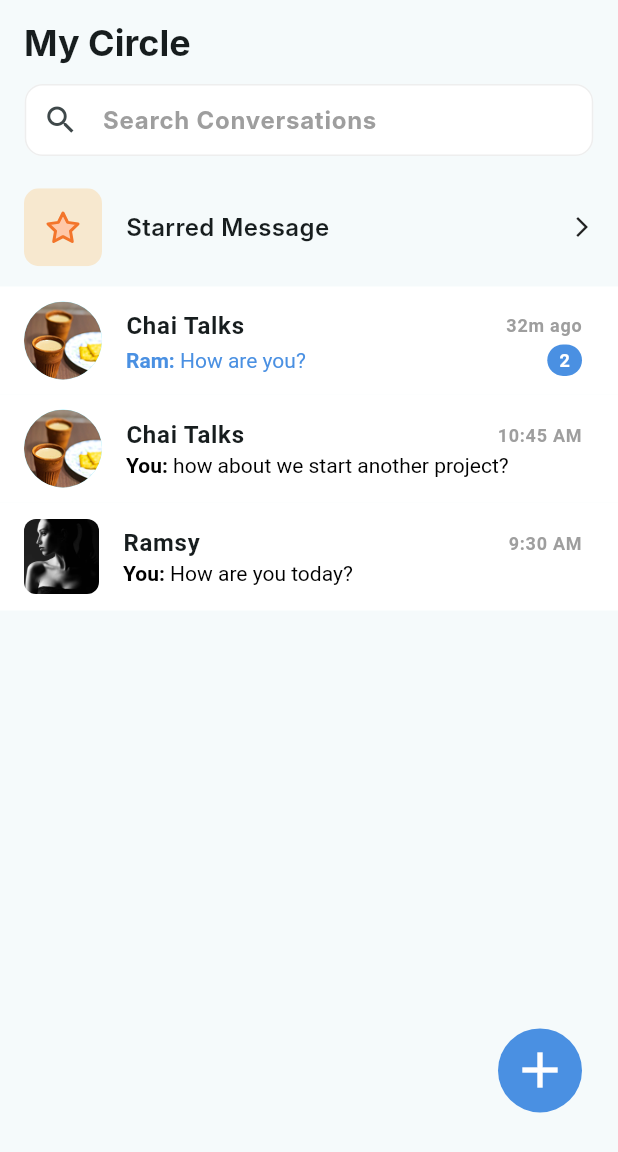
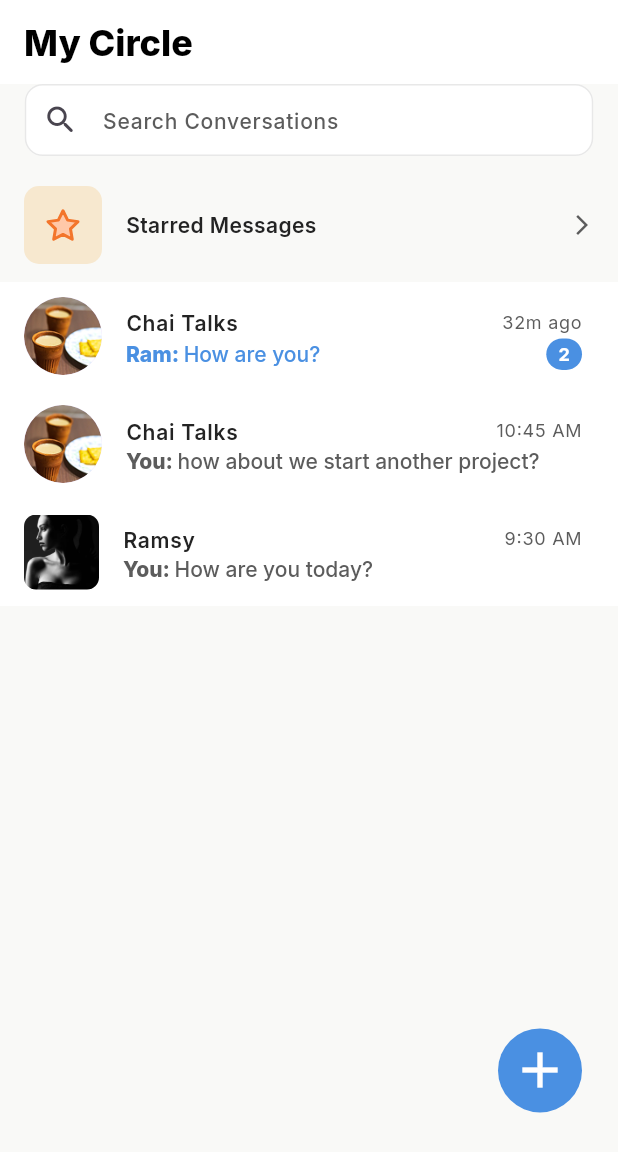
Before and after one commit to senioradventure/app-demo, a Flutter app: the screen it shows after launch, on a phone screen of 412 x 824 dp. Shown: the top 1152 px of the screen. Run offline on Flutter 3.47's test engine with Material 3 defaults, Android fonts, the phone set to English and light mode, and no system bars; our stand-ins replace dio, flutter_svg, google_fonts.

Commit message:
edited color, text formats

```diff
--- a/lib/features/my_circle/page/my_circle_page.dart
+++ b/lib/features/my_circle/presentation/page/my_circle_page.dart
@@ -1,26 +1,29 @@
 import 'package:flutter/material.dart';
-import 'package:senior_circle/features/my_circle/widgets/add_chat_widget.dart';
-import 'package:senior_circle/features/my_circle/widgets/chat_list_widget.dart';
-import 'package:senior_circle/features/my_circle/widgets/search_bar_widget.dart';
-import 'package:senior_circle/features/my_circle/widgets/starred_message_widget.dart';
+import 'package:senior_circle/features/my_circle/presentation/widgets/add_chat_widget.dart';
+import 'package:senior_circle/features/my_circle/presentation/widgets/chat_list_widget.dart';
+import 'package:senior_circle/features/my_circle/presentation/widgets/search_bar_widget.dart';
+import 'package:senior_circle/features/my_circle/presentation/widgets/starred_message_widget.dart';
+import 'package:senior_circle/theme/colors/app_colors.dart';
+import 'package:senior_circle/theme/texttheme/text_theme.dart';
 
-class MyCirclePage extends StatelessWidget {
+class MyCirclePage extends StatefulWidget {
   const MyCirclePage({super.key});
 
   @override
+  State<MyCirclePage> createState() => _MyCirclePageState();
+}
+
+class _MyCirclePageState extends State<MyCirclePage> {
+  @override
   Widget build(BuildContext context) {
     return Scaffold(
-
       appBar: AppBar(
         title: Text(
           'My Circle',
           textAlign: TextAlign.left,
-          style: TextStyle(
-            fontSize: 24,
-            fontWeight: FontWeight.w700,
-            fontFamily: 'Inter',
-          ),
+          style: AppTextTheme.lightTextTheme.headlineLarge,
         ),
+        iconTheme: IconThemeData(color: AppColors.iconColor),
       ),
       body: Column(
         children: [
--- /dev/null
+++ b/lib/features/my_circle/presentation/widgets/add_chat_widget.dart
@@ -0,0 +1,25 @@
+import 'package:flutter/material.dart';
+import 'package:senior_circle/theme/colors/app_colors.dart';
+
+class AddChatWidget extends StatelessWidget {
+  const AddChatWidget({super.key});
+
+  @override
+  Widget build(BuildContext context) {
+    return Align(
+      alignment: Alignment.bottomRight,
+      child: Padding(
+        padding: EdgeInsets.only(bottom: MediaQuery.of(context).size.height *0.1, right: 24.0),
+        child: FloatingActionButton(
+          onPressed: () {
+            // Handle add chat action
+          },
+          shape: const CircleBorder(),
+          backgroundColor: AppColors.buttonBlue,
+          elevation: 0,
+          child: const Icon(Icons.add, color: AppColors.white, size: 40,),
+        ),
+      ),
+    );
+  }
+}
--- a/lib/features/my_circle/widgets/chat_list_widget.dart
+++ b/lib/features/my_circle/presentation/widgets/chat_list_widget.dart
@@ -1,4 +1,6 @@
 import 'package:flutter/material.dart';
+import 'package:senior_circle/theme/colors/app_colors.dart';
+import 'package:senior_circle/theme/texttheme/text_theme.dart';
 
 class Chat {
   final String name;
@@ -31,7 +33,7 @@ class ChatListWidget extends StatelessWidget {
       itemBuilder: (context, index) {
         final chat = chats[index];
         return ListTile(
-          tileColor: Colors.white,
+          tileColor: AppColors.white,
           leading: chat.isGroup
               ? CircleAvatar(
                   backgroundImage: AssetImage(chat.imageUrl),
@@ -52,17 +54,15 @@ class ChatListWidget extends StatelessWidget {
               Expanded(
                 child: Text(
                   chat.name,
-                  style: TextStyle(fontWeight: FontWeight.bold),
+                  style: AppTextTheme.lightTextTheme.titleMedium,
                   overflow: TextOverflow.ellipsis,
                 ),
               ),
               Text(
                 chat.time,
-                style: TextStyle(
-                  fontSize: 12,
-                  color: Colors.grey,
-                  fontWeight: FontWeight.w700,
-                ),
+                style: AppTextTheme.lightTextTheme.labelSmall?.copyWith(
+                  color: AppColors.textGray,
+                )
               ),
             ],
           ),
@@ -73,23 +73,27 @@ class ChatListWidget extends StatelessWidget {
                   builder: (context) {
                     final parts = chat.lastMessage.split(': ');
                     final sender = parts.length > 1 ? parts[0] : '';
-                    final message = parts.length > 1 ? parts[1] : chat.lastMessage;
-                    final isMe = sender.toLowerCase() == 'you' || sender.toLowerCase() == 'me';
+                    final message = parts.length > 1
+                        ? parts[1]
+                        : chat.lastMessage;
+                    final isMe = sender.toLowerCase() == 'you';
                     return RichText(
                       text: TextSpan(
                         children: [
                           if (sender.isNotEmpty)
                             TextSpan(
                               text: '$sender: ',
-                              style: TextStyle(
-                                fontWeight: FontWeight.bold,
-                                color: isMe ?  Colors.black : Color(0xFF4A90E2),
+                              style: AppTextTheme.lightTextTheme.labelMedium?.copyWith(
+                                fontWeight: FontWeight.w800,
+                                color: isMe ? AppColors.textGray : AppColors.buttonBlue,
                               ),
                             ),
                           TextSpan(
                             text: message,
-                            style: TextStyle(
-                              color: chat.unreadCount > 0 ? Color(0xFF4A90E2) : Colors.black,
+                            style: AppTextTheme.lightTextTheme.labelMedium?.copyWith(
+                              color: chat.unreadCount > 0
+                                  ? AppColors.buttonBlue
+                                  : AppColors.textGray,
                             ),
                           ),
                         ],
@@ -105,14 +109,13 @@ class ChatListWidget extends StatelessWidget {
                 Container(
                   padding: EdgeInsets.symmetric(horizontal: 8, vertical: 2),
                   decoration: BoxDecoration(
-                    color: Color(0xFF4A90E2),
+                    color: AppColors.buttonBlue,
                     borderRadius: BorderRadius.circular(12),
                   ),
                   child: Text(
                     chat.unreadCount.toString(),
-                    style: TextStyle(
-                      color: Colors.white,
-                      fontSize: 12,
+                    style: AppTextTheme.lightTextTheme.labelSmall?.copyWith(
+                      color: AppColors.white,
                       fontWeight: FontWeight.bold,
                     ),
                   ),
--- a/lib/features/my_circle/widgets/search_bar_widget.dart
+++ b/lib/features/my_circle/presentation/widgets/search_bar_widget.dart
@@ -1,4 +1,7 @@
 import 'package:flutter/material.dart';
+import 'package:senior_circle/theme/apptheme/app_theme.dart';
+import 'package:senior_circle/theme/colors/app_colors.dart';
+import 'package:senior_circle/theme/texttheme/text_theme.dart';
 
 class SearchBarWidget extends StatelessWidget {
   final ValueChanged<String>? onChanged;
@@ -11,29 +14,25 @@ class SearchBarWidget extends StatelessWidget {
     return Padding(
       padding: const EdgeInsets.symmetric(horizontal: 16, vertical: 0),
       child: TextField(
-
         onChanged: onChanged,
         decoration: InputDecoration(
           constraints: BoxConstraints.tightFor(
             width: MediaQuery.of(context).size.width * 0.92,
           ),
-          hintText: hintText ?? 'Search Conversations', hintStyle: TextStyle(
-            color: Colors.grey,
-            //fontSize: 16,
-            fontFamily: 'Inter',
-            fontWeight: FontWeight.w700,),
-          prefixIcon: const Icon(Icons.search),
+          hintText: hintText ?? 'Search Conversations',
+          hintStyle: AppTextTheme.lightTextTheme.labelMedium,
+          prefixIcon: const Icon(Icons.search_rounded),
           border: OutlineInputBorder(
             borderRadius: BorderRadius.circular(12),
-            borderSide: BorderSide(color: Colors.grey.shade200),
+            borderSide: BorderSide(color: AppColors.searchBorder),
           ),
           enabledBorder: OutlineInputBorder(
             borderRadius: BorderRadius.circular(12),
-            borderSide: BorderSide(color: Colors.grey.shade200),
+            borderSide: BorderSide(color: AppColors.searchBorder),
           ),
           focusedBorder: OutlineInputBorder(
             borderRadius: BorderRadius.circular(12),
-            borderSide: BorderSide(color: Colors.grey.shade200, width: 2),
+            borderSide: BorderSide(color: AppColors.searchBorder, width: 2),
           ),
           filled: true,
           fillColor: Colors.white,
--- a/lib/features/my_circle/widgets/starred_message_widget.dart
+++ b/lib/features/my_circle/presentation/widgets/starred_message_widget.dart
@@ -1,5 +1,7 @@
 import 'package:flutter/material.dart';
 import 'package:flutter_svg/flutter_svg.dart';
+import 'package:senior_circle/theme/colors/app_colors.dart';
+import 'package:senior_circle/theme/texttheme/text_theme.dart';
 
 class StarredMessageWidget extends StatelessWidget {
   const StarredMessageWidget({super.key});
@@ -24,16 +26,12 @@ class StarredMessageWidget extends StatelessWidget {
             Padding(
               padding: const EdgeInsets.only(left: 8.0, top: 16, bottom: 16),
               child: Text(
-                'Starred Message',
-                style: TextStyle(
-                  fontSize: 16,
-                  fontWeight: FontWeight.w600,
-                  fontFamily: 'Inter',
-                ),
+                'Starred Messages',
+                style: AppTextTheme.lightTextTheme.titleMedium,
               ),
             ),
             Spacer(),
-            Icon(Icons.arrow_forward_ios, size: 16),
+            Icon(Icons.arrow_forward_ios, size: 16, color: AppColors.iconColor),
           ],
         ),
       ),
--- a/lib/features/my_circle/widgets/add_chat_widget.dart
+++ /dev/null
@@ -1,24 +0,0 @@
-import 'package:flutter/material.dart';
-
-class AddChatWidget extends StatelessWidget {
-  const AddChatWidget({super.key});
-
-  @override
-  Widget build(BuildContext context) {
-    return Align(
-      alignment: Alignment.bottomRight,
-      child: Padding(
-        padding: EdgeInsets.only(bottom: MediaQuery.of(context).size.height *0.1, right: 24.0),
-            child: FloatingActionButton(
-              onPressed: () {
-                // Handle add chat action
-              },
-              shape: const CircleBorder(),
-              backgroundColor: Color(0xFF4A90E2),
-              elevation: 0,
-              child: const Icon(Icons.add, color: Colors.white, size: 40,),
-            ),
-      ),
-    );
-  }
-}
--- a/lib/main.dart
+++ b/lib/main.dart
@@ -1,6 +1,7 @@
 import 'package:flutter/material.dart';
 import 'package:senior_circle/features/home/home_page.dart';
-import 'package:senior_circle/features/my_circle/page/my_circle_page.dart';
+import 'package:senior_circle/features/my_circle/presentation/page/my_circle_page.dart';
+import 'package:senior_circle/theme/apptheme/app_theme.dart';
 
 void main() {
   runApp(const MyApp());
@@ -15,9 +16,7 @@ class MyApp extends StatelessWidget {
     return MaterialApp(
       debugShowCheckedModeBanner: false,
       title: 'Flutter Demo',
-      theme: ThemeData(
-        colorScheme: ColorScheme.fromSeed(seedColor: Colors.grey.shade800),
-      ),
+       theme: AppTheme.lightMode,
       home: const MyCirclePage(),
     );
   }
--- /dev/null
+++ b/lib/theme/apptheme/app_theme.dart
@@ -0,0 +1,38 @@
+import 'package:flutter/material.dart';
+import 'package:senior_circle/theme/colors/app_colors.dart';
+import 'package:senior_circle/theme/texttheme/text_theme.dart';
+
+class AppTheme {
+  static ThemeData lightMode = ThemeData(
+    brightness: Brightness.light,
+    scaffoldBackgroundColor: AppColors.backgroundColor,
+    textTheme: AppTextTheme.lightTextTheme,
+    appBarTheme: AppBarTheme(
+      backgroundColor: AppColors.white,
+      iconTheme: IconThemeData(color: AppColors.iconColor),
+    ),
+    inputDecorationTheme: InputDecorationTheme(
+      filled: true,
+      fillColor: AppColors.white,
+
+      border: OutlineInputBorder(
+        borderRadius: BorderRadius.all(Radius.circular(10.0)),
+        borderSide: BorderSide(color: AppColors.borderColor),
+      ),
+      enabledBorder: OutlineInputBorder(
+        borderRadius: BorderRadius.all(Radius.circular(10.0)),
+        borderSide: BorderSide(color: AppColors.borderColor),
+      ),
+      focusedBorder: OutlineInputBorder(
+        borderRadius: BorderRadius.all(Radius.circular(10.0)),
+        borderSide: BorderSide(color: AppColors.buttonBlue, width: 2),
+      ),
+    ),
+  );
+
+  static ThemeData darkMode = ThemeData(
+    brightness: Brightness.dark,
+    //scaffoldBackgroundColor: ,
+    textTheme: AppTextTheme.darkTextTheme,
+  );
+}
--- /dev/null
+++ b/lib/theme/colors/app_colors.dart
@@ -0,0 +1,15 @@
+import 'dart:ui';
+
+class AppColors {
+  static const Color textBlack = Color(0xFF000000);
+  static const Color textDarkGray = Color(0xFF232323);
+  static const Color textWhite = Color(0xFFF9F9F7);
+  static const Color iconColor = Color(0xFF5C5C5C);
+  static const Color backgroundColor = Color(0xFFF9F9F7);
+  static const Color white = Color(0xFFFFFFFF);
+  static const Color textGray = Color(0xFF5C5C5C);
+  static const Color textLightGray = Color(0xFFB2B2B2);
+  static const Color buttonBlue = Color(0xFF4A90E2);
+  static const Color borderColor = Color(0xFFEAEAEA);
+  static const Color searchBorder = Color(0xFFE8E8E8);
+}
--- /dev/null
+++ b/lib/theme/texttheme/text_theme.dart
@@ -0,0 +1,41 @@
+import 'package:flutter/material.dart';
+import 'package:google_fonts/google_fonts.dart';
+import 'package:senior_circle/theme/colors/app_colors.dart';
+
+class AppTextTheme {
+  static TextTheme lightTextTheme = TextTheme(
+    titleMedium: GoogleFonts.inter(
+      fontSize: 14,
+      fontWeight: FontWeight.w600,
+      color: AppColors.textDarkGray,
+      fontStyle: FontStyle.normal,
+    ),
+    labelMedium: GoogleFonts.inter(
+      fontSize: 14,
+      fontWeight: FontWeight.w500,
+      color: AppColors.textGray,
+      fontStyle: FontStyle.normal,
+    ),
+
+    labelSmall: GoogleFonts.inter(
+      fontSize: 12,
+      fontWeight: FontWeight.w400,
+      color: AppColors.textLightGray,
+      fontStyle: FontStyle.normal,
+    ),
+    headlineMedium: GoogleFonts.inter(
+      fontSize: 16,
+      fontWeight: FontWeight.w700,
+      color: AppColors.textBlack,
+      fontStyle: FontStyle.normal,
+    ),
+    headlineLarge: GoogleFonts.inter(
+      fontSize: 24,
+      fontWeight: FontWeight.w800,
+      color: AppColors.textBlack,
+      fontStyle: FontStyle.normal,
+    ),
+  );
+
+  static TextTheme darkTextTheme = TextTheme();
+}
--- a/pubspec.yaml
+++ b/pubspec.yaml
@@ -40,6 +40,7 @@ dependencies:
   get_it: ^9.1.1
   dio: ^5.9.0
   flutter_svg: ^2.0.10
+  google_fonts: ^6.3.3
 
 dev_dependencies:
   flutter_test:
```
Also changed, not shown: pubspec.lock, 1 other file.
